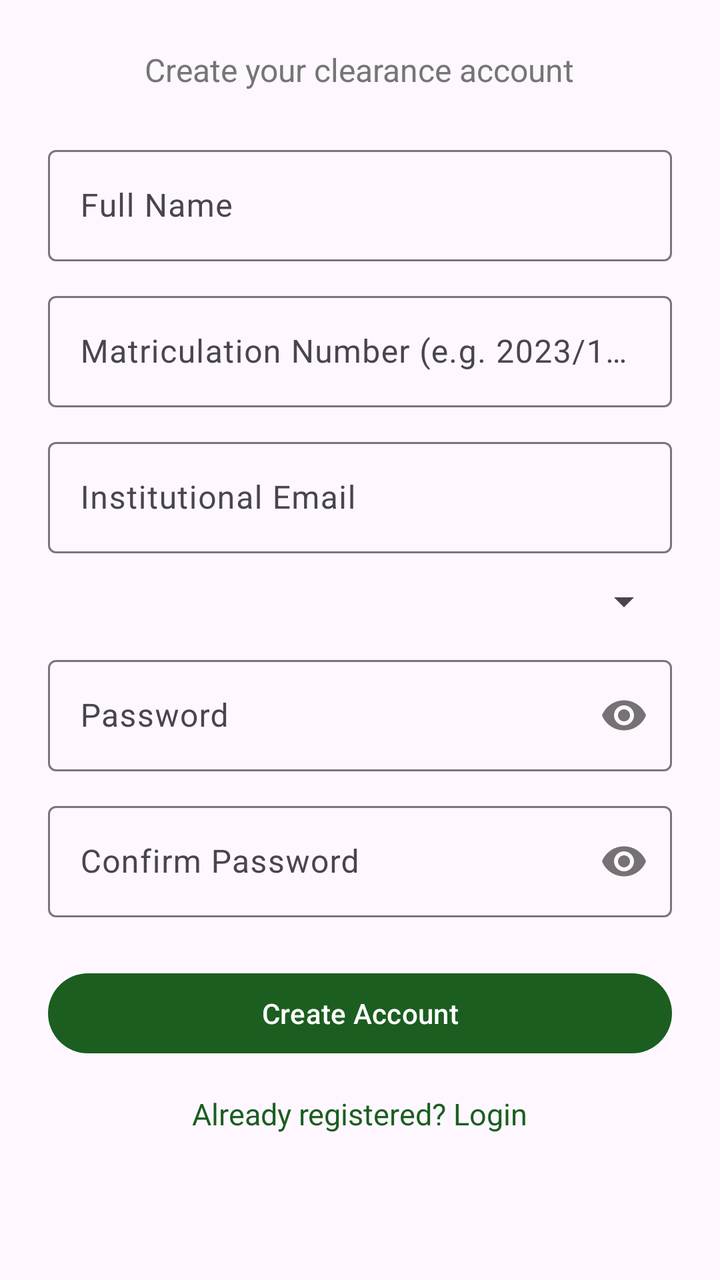
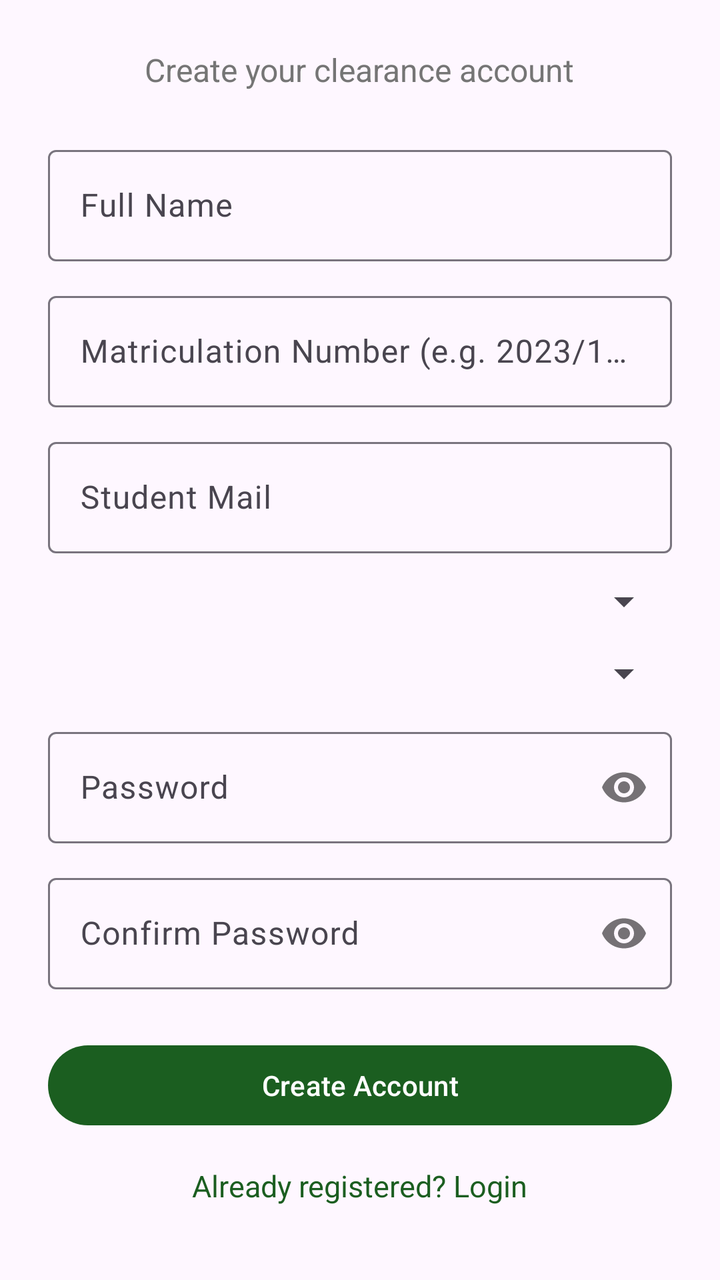

An Android layout rendered at two revisions. The XML below is the earlier revision; the diff shows what the commit changed to produce the second picture.
<!-- AndroidManifest.xml: application theme Theme.StudentClearance -->
<!-- res/layout/activity_register.xml -->
<?xml version="1.0" encoding="utf-8"?>
<ScrollView xmlns:android="http://schemas.android.com/apk/res/android"
    xmlns:app="http://schemas.android.com/apk/res-auto"
    android:layout_width="match_parent"
    android:layout_height="match_parent">

    <LinearLayout
        android:layout_width="match_parent"
        android:layout_height="wrap_content"
        android:orientation="vertical"
        android:padding="24dp"
        android:gravity="center_horizontal">

        <TextView
            android:layout_width="wrap_content"
            android:layout_height="wrap_content"
            android:text="@string/register_subtitle"
            android:textSize="16sp"
            android:textColor="@color/secondary_text"
            android:layout_marginBottom="24dp" />

        <com.google.android.material.textfield.TextInputLayout
            android:layout_width="match_parent"
            android:layout_height="wrap_content"
            android:hint="@string/full_name_hint">

            <com.google.android.material.textfield.TextInputEditText
                android:id="@+id/etFullName"
                android:layout_width="match_parent"
                android:layout_height="wrap_content"
                android:inputType="textPersonName"
                android:imeOptions="actionNext" />
        </com.google.android.material.textfield.TextInputLayout>

        <com.google.android.material.textfield.TextInputLayout
            android:layout_width="match_parent"
            android:layout_height="wrap_content"
            android:layout_marginTop="12dp"
            android:hint="@string/matric_hint">

            <com.google.android.material.textfield.TextInputEditText
                android:id="@+id/etMatric"
                android:layout_width="match_parent"
                android:layout_height="wrap_content"
                android:inputType="text"
                android:imeOptions="actionNext" />
        </com.google.android.material.textfield.TextInputLayout>

        <com.google.android.material.textfield.TextInputLayout
            android:layout_width="match_parent"
            android:layout_height="wrap_content"
            android:layout_marginTop="12dp"
            android:hint="@string/email_hint">

            <com.google.android.material.textfield.TextInputEditText
                android:id="@+id/etEmail"
                android:layout_width="match_parent"
                android:layout_height="wrap_content"
                android:inputType="textEmailAddress"
                android:imeOptions="actionNext" />
        </com.google.android.material.textfield.TextInputLayout>

        <com.google.android.material.textfield.TextInputLayout
            android:layout_width="match_parent"
            android:layout_height="wrap_content"
            android:layout_marginTop="12dp"
            android:hint="@string/department_hint">

            <Spinner
                android:id="@+id/spinnerDepartment"
                android:layout_width="match_parent"
                android:layout_height="wrap_content" />
        </com.google.android.material.textfield.TextInputLayout>

        <com.google.android.material.textfield.TextInputLayout
            android:layout_width="match_parent"
            android:layout_height="wrap_content"
            android:layout_marginTop="12dp"
            android:hint="@string/password_hint"
            app:passwordToggleEnabled="true">

            <com.google.android.material.textfield.TextInputEditText
                android:id="@+id/etPassword"
                android:layout_width="match_parent"
                android:layout_height="wrap_content"
                android:inputType="textPassword"
                android:imeOptions="actionNext" />
        </com.google.android.material.textfield.TextInputLayout>

        <com.google.android.material.textfield.TextInputLayout
            android:layout_width="match_parent"
            android:layout_height="wrap_content"
            android:layout_marginTop="12dp"
            android:hint="@string/confirm_password_hint"
            app:passwordToggleEnabled="true">

            <com.google.android.material.textfield.TextInputEditText
                android:id="@+id/etConfirmPassword"
                android:layout_width="match_parent"
                android:layout_height="wrap_content"
                android:inputType="textPassword"
                android:imeOptions="actionDone" />
        </com.google.android.material.textfield.TextInputLayout>

        <com.google.android.material.button.MaterialButton
            android:id="@+id/btnRegister"
            android:layout_width="match_parent"
            android:layout_height="wrap_content"
            android:layout_marginTop="24dp"
            android:text="@string/register" />

        <TextView
            android:id="@+id/tvGotoLogin"
            android:layout_width="wrap_content"
            android:layout_height="wrap_content"
            android:layout_marginTop="16dp"
            android:text="@string/have_account_login"
            android:textColor="@color/primary"
            android:textSize="15sp" />

    </LinearLayout>
</ScrollView>
<!-- resources referenced by this layout -->
<resources>
  <color name="primary">#1B5E20</color>
  <color name="secondary_text">#757575</color>
  <string name="confirm_password_hint">Confirm Password</string>
  <string name="department_hint">Department</string>
  <string name="email_hint">Institutional Email</string>
  <string name="full_name_hint">Full Name</string>
  <string name="have_account_login">Already registered? Login</string>
  <string name="matric_hint">Matriculation Number (e.g. 2023/12345)</string>
  <string name="password_hint">Password</string>
  <string name="register">Create Account</string>
  <string name="register_subtitle">Create your clearance account</string>
  <style name="Theme.StudentClearance" parent="Theme.Material3.DayNight">
          <item name="colorPrimary">@color/primary</item>
          <item name="colorOnPrimary">@color/white</item>
          <item name="colorSecondary">@color/accent</item>
          <item name="colorError">@color/error</item>
      </style>
  <color name="white">#FFFFFF</color>
  <color name="accent">#F9A825</color>
  <color name="error">#B00020</color>
</resources>

<!-- the commit's change to res/layout/activity_register.xml (unified diff, before → after) -->
@@ -64,6 +64,18 @@
             android:layout_width="match_parent"
             android:layout_height="wrap_content"
             android:layout_marginTop="12dp"
+            android:hint="@string/faculty_hint">
+
+            <Spinner
+                android:id="@+id/spinnerFaculty"
+                android:layout_width="match_parent"
+                android:layout_height="wrap_content" />
+        </com.google.android.material.textfield.TextInputLayout>
+
+        <com.google.android.material.textfield.TextInputLayout
+            android:layout_width="match_parent"
+            android:layout_height="wrap_content"
+            android:layout_marginTop="12dp"
             android:hint="@string/department_hint">
 
             <Spinner
<!-- resource entries referenced after the edit -->
@@ -4,7 +4,8 @@
   <color name="secondary_text">#757575</color>
   <string name="confirm_password_hint">Confirm Password</string>
   <string name="department_hint">Department</string>
-  <string name="email_hint">Institutional Email</string>
+  <string name="email_hint">Student Mail</string>
+  <string name="faculty_hint">Faculty</string>
   <string name="full_name_hint">Full Name</string>
   <string name="have_account_login">Already registered? Login</string>
   <string name="matric_hint">Matriculation Number (e.g. 2023/12345)</string>
